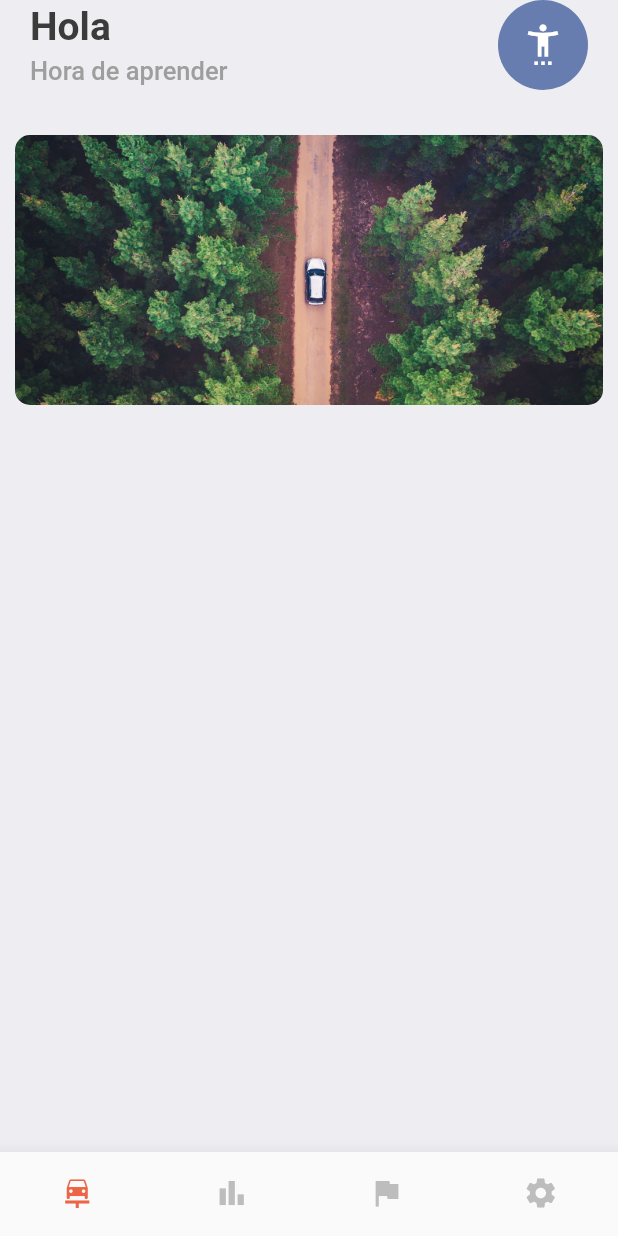
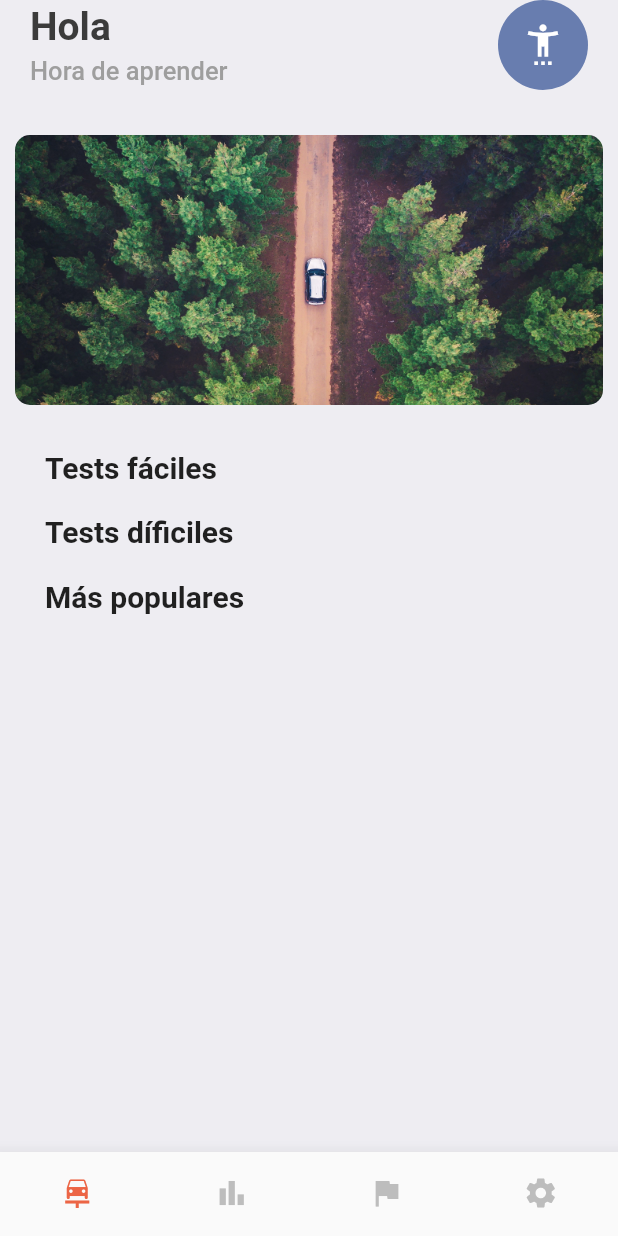
Before and after one commit to carlaastrain/driverspain, a Flutter app: the screen it shows after launch, on a phone screen of 412 x 824 dp. Run offline on Flutter 3.47's test engine with Material 2 defaults, Android fonts, the phone set to English and light mode, and no system bars; our stand-ins replace cloud_firestore, firebase_core, gap, get, get_it; accounts and stored records are empty.

Commit message:
adding title scroller, adding quantity of questions

```diff
--- a/lib/interfaces/ids_tests.dart
+++ b/lib/interfaces/ids_tests.dart
@@ -2,11 +2,13 @@ class LicenseIds {
   final int testIdGroup;
   final String imagen;
   final String difficulty;
+  final String quantityQuestions;
 
   LicenseIds({
     required this.testIdGroup,
     required this.imagen,
     required this.difficulty,
+    required this.quantityQuestions,
   });
 
   factory LicenseIds.fromMap({
@@ -14,9 +16,9 @@ class LicenseIds {
     required Map<String, dynamic> map,
   }) {
     return LicenseIds(
-      testIdGroup: map['testIdGroup'],
-      imagen: map['imagen'],
-      difficulty: map['difficulty'],
-    );
+        testIdGroup: map['testIdGroup'],
+        imagen: map['imagen'],
+        difficulty: map['difficulty'],
+        quantityQuestions: map['quantityQuestions']);
   }
 }
--- a/lib/main.dart
+++ b/lib/main.dart
@@ -1,4 +1,4 @@
-import 'package:driver_spain_app/screens/bottom_bar.dart';
+import 'package:driver_spain_app/screens/tabs_bottom.dart';
 import 'package:driver_spain_app/services/license_service.dart';
 import 'package:flutter/material.dart';
 import 'package:get_it/get_it.dart';
@@ -29,7 +29,7 @@ class MyApp extends StatelessWidget {
       theme: ThemeData(
         primarySwatch: Colors.blue,
       ),
-      home: const BottomBar(),
+      home: const TabsBottom(),
     );
   }
 }
--- a/lib/screens/home_screen.dart
+++ b/lib/screens/home_screen.dart
@@ -1,5 +1,6 @@
 import 'package:driver_spain_app/widgets/header_home.dart';
 import 'package:driver_spain_app/widgets/header_image.dart';
+import 'package:driver_spain_app/widgets/title_scroller.dart';
 
 import 'package:flutter/material.dart';
 import 'package:gap/gap.dart';
@@ -26,8 +27,13 @@ class MyHomeScreen extends StatelessWidget {
           const Gap(20),
           const HeaderImage(),
           const Gap(20),
+          const TitleScroller(title: "Tests fáciles"),
           ScrollerEasyTests(),
+          const Gap(20),
+          const TitleScroller(title: "Tests díficiles"),
           ScrollerHardTests(),
+          const Gap(20),
+          const TitleScroller(title: "Más populares"),
           ScrollerPopularTests(),
         ],
       ),
--- a/lib/screens/bottom_bar.dart
+++ b/lib/screens/tabs_bottom.dart
@@ -5,14 +5,14 @@ import 'stats_screen.dart';
 import 'challenge_screen.dart';
 import 'settings_screen.dart';
 
-class BottomBar extends StatefulWidget {
-  const BottomBar({super.key});
+class TabsBottom extends StatefulWidget {
+  const TabsBottom({super.key});
 
   @override
-  State<BottomBar> createState() => _BottomBarState();
+  State<TabsBottom> createState() => _TabsBottomState();
 }
 
-class _BottomBarState extends State<BottomBar> {
+class _TabsBottomState extends State<TabsBottom> {
   static final List<Widget> _widgetOptions = <Widget>[
     MyHomeScreen(),
     const StatsScreen(),
--- a/lib/services/license_service.dart
+++ b/lib/services/license_service.dart
@@ -39,6 +39,7 @@ class LicenseService {
         .collection("testGroupsData")
         .where("difficulty", isEqualTo: "mostpopular")
         .get();
+
     return querySnapshot.docs
         .map(
           (doc) => LicenseIds.fromMap(
--- /dev/null
+++ b/lib/widgets/title_scroller.dart
@@ -0,0 +1,25 @@
+import 'package:flutter/material.dart';
+
+class TitleScroller extends StatefulWidget {
+  final String title;
+  const TitleScroller({super.key, required this.title});
+
+  @override
+  State<TitleScroller> createState() => _TitleScrollerState();
+}
+
+class _TitleScrollerState extends State<TitleScroller> {
+  @override
+  Widget build(BuildContext context) {
+    return Container(
+      margin: const EdgeInsets.only(left: 30.0),
+      child: Text(
+        widget.title,
+        style: const TextStyle(
+          fontSize: 20,
+          fontWeight: FontWeight.bold,
+        ),
+      ),
+    );
+  }
+}
```
Also changed, not shown: lib/widgets/scroller.dart/test.dart (+20 -1 lines).
